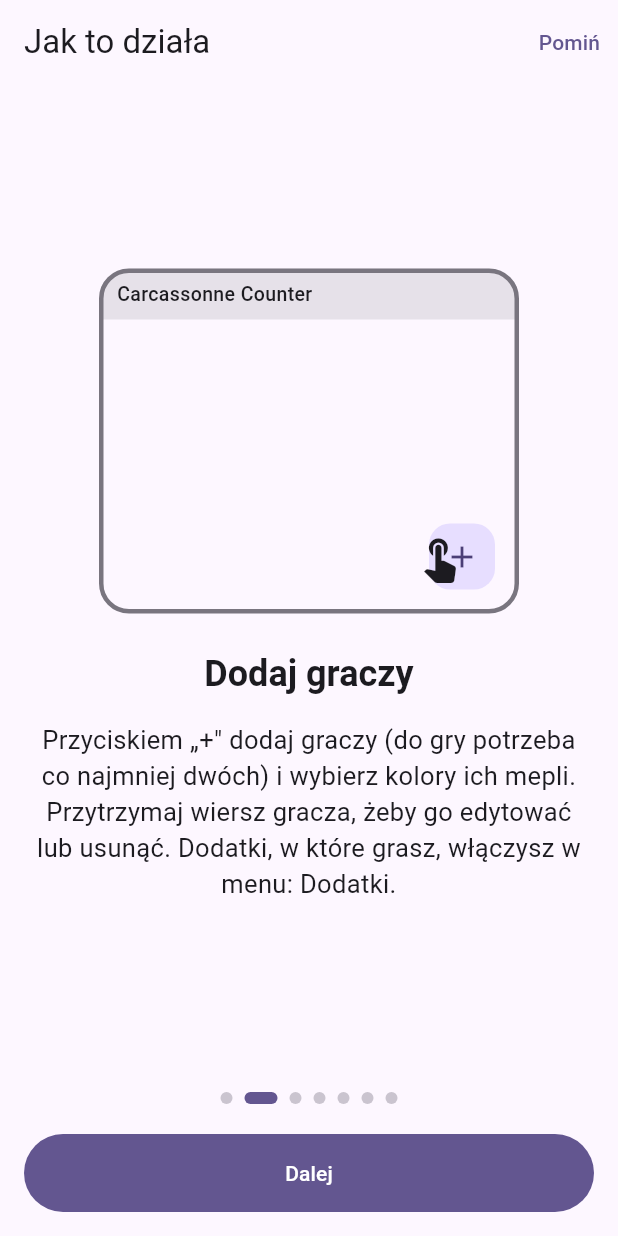
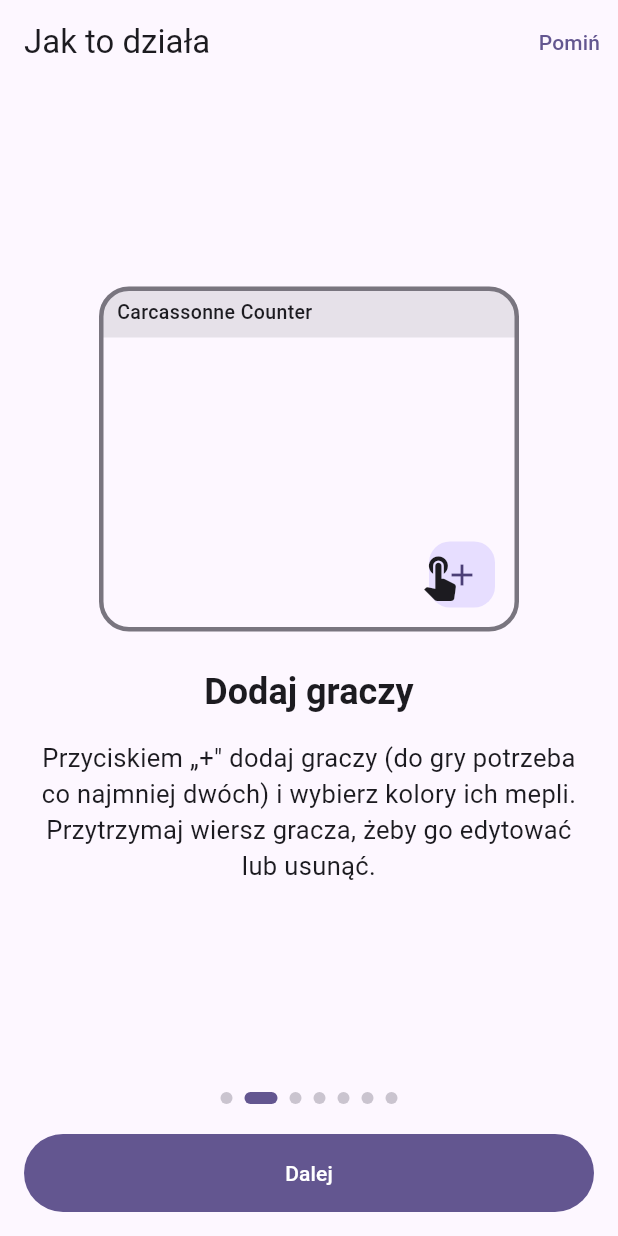
Before and after one commit to WGFizban/CC_NEW, a Flutter app: the screen it shows after launch, after a tap on "Dalej", on a phone screen of 412 x 824 dp. Run offline on Flutter 3.47's test engine with Material 3 defaults, Android fonts, the phone set to English and light mode, and no system bars; our stand-ins replace flutter_colorpicker, flutter_svg, package_info_plus, shared_preferences, wakelock_plus; generated files the repository leaves out were written again.

Commit message:
Samouczek: usunięte info o dodatkach z kroku graczy; kolejność dodatków w animacji; precyzyjniejszy tekst „Gra została rozpoczęta”
Co-Authored-By: Claude Sonnet 5.5 <noreply@anthropic.com>
Claude-Session: https://claude.ai/code/session_01P2QWxkXWwGKiSLABjDzL2r

```diff
--- a/lib/l10n/app_en.arb
+++ b/lib/l10n/app_en.arb
@@ -232,7 +232,7 @@
   "no": "No",
   "ok": "OK",
   "close": "Close",
-  "gameStartedBefore": "To add points, tap your row and choose what you are scoring. To end the game, press",
+  "gameStartedBefore": "To add points for the player who scored them, tap the row in their color and choose what you are scoring. To end the game, press",
   "gameStartedAfter": "Have a great game!",
   "endGameQuestion": "Do you want to end the game?",
   "endGameTooltip": "End game",
@@ -274,7 +274,7 @@
   "tutorial1Title": "Welcome to Carcassonne Counter!",
   "tutorial1Body": "A score counter for Carcassonne that supports expansions. A few steps will show you how to use it.",
   "tutorial2Title": "Add players",
-  "tutorial2Body": "Use the \"+\" button to add players (at least two are needed) and pick their meeple colors. Press and hold a player row to edit or delete it. Turn on the expansions you play with in the menu: Expansions.",
+  "tutorial2Body": "Use the \"+\" button to add players (at least two are needed) and pick their meeple colors. Press and hold a player row to edit or delete it.",
   "tutorialExpansionsTitle": "Choose expansions",
   "tutorialExpansionsBody": "Before the game starts, turn on the expansions you play with: pick \"Expansions\" in the menu or use the \"Modify expansions\" button in the start dialog. The \"All expansions\" switch turns them all on at once.",
   "tutorial3Title": "Start the game",
--- a/lib/l10n/app_pl.arb
+++ b/lib/l10n/app_pl.arb
@@ -727,7 +727,7 @@
   "no": "Nie",
   "ok": "OK",
   "close": "Zamknij",
-  "gameStartedBefore": "Aby dodawać punkty, kliknij na wiersz ze swoimi punktami i wybierz punktujące elementy. Aby zakończyć grę, wybierz przycisk",
+  "gameStartedBefore": "Aby dodać punkty graczowi, który je zdobywa, kliknij wiersz w jego kolorze i wybierz punktujące elementy. Aby zakończyć grę, wybierz przycisk",
   "gameStartedAfter": "Życzę miłej rozgrywki!",
   "endGameQuestion": "Czy chcesz zakończyć grę?",
   "endGameTooltip": "Zakończ grę",
@@ -779,7 +779,7 @@
   "tutorial1Title": "Witaj w Carcassonne Counter!",
   "tutorial1Body": "To licznik punktów do Carcassonne z obsługą dodatków. W kilku krokach pokażemy, jak z niego korzystać.",
   "tutorial2Title": "Dodaj graczy",
-  "tutorial2Body": "Przyciskiem „+\" dodaj graczy (do gry potrzeba co najmniej dwóch) i wybierz kolory ich mepli. Przytrzymaj wiersz gracza, żeby go edytować lub usunąć. Dodatki, w które grasz, włączysz w menu: Dodatki.",
+  "tutorial2Body": "Przyciskiem „+\" dodaj graczy (do gry potrzeba co najmniej dwóch) i wybierz kolory ich mepli. Przytrzymaj wiersz gracza, żeby go edytować lub usunąć.",
   "tutorialExpansionsTitle": "Wybierz dodatki",
   "tutorialExpansionsBody": "Przed rozpoczęciem gry włącz dodatki, w które grasz: w menu wybierz „Dodatki\" albo użyj przycisku „Modyfikuj dodatki\" w oknie startu gry. Przełącznik „Wszystkie dodatki\" włącza je za jednym razem.",
   "tutorial3Title": "Rozpocznij grę",
--- a/lib/widgets/tutorial_animations.dart
+++ b/lib/widgets/tutorial_animations.dart
@@ -1417,16 +1417,17 @@ class _ExpansionsAnimationState
   static const _expansionsItem = Offset(_w - 178 + 83, 32 + 14 + 2 * 28 + 14);
 
   static const _rowsTop = 40.0;
-  static const _rowH = 38.0;
+  static const _rowH = 34.0;
   static const _switchX = _w - 14 - 19;
   // Wiersze: 0 „Wszystkie dodatki”, 1.. poszczególne dodatki.
   static const _expansions = [
     Expansion.innsCathedrals,
     Expansion.tradersBuilders,
+    Expansion.princessDragon,
     Expansion.tower,
   ];
   static const _firstTap = 2; // „Kupcy i budowniczowie”
-  static const _secondTap = 3; // „Wieża”
+  static const _secondTap = 4; // „Wieża”
 
   static Offset _switchCenter(int row) =>
       Offset(_switchX, _rowsTop + row * _rowH + _rowH / 2);
@@ -1530,6 +1531,7 @@ class _ExpansionsAnimationState
     final onValues = [
       0.0, // Karczmy i katedry
       firstOn, // Kupcy i budowniczowie
+      0.0, // Księżniczka i smok
       secondOn, // Wieża
     ];
     final allOn = 0.0;
```
